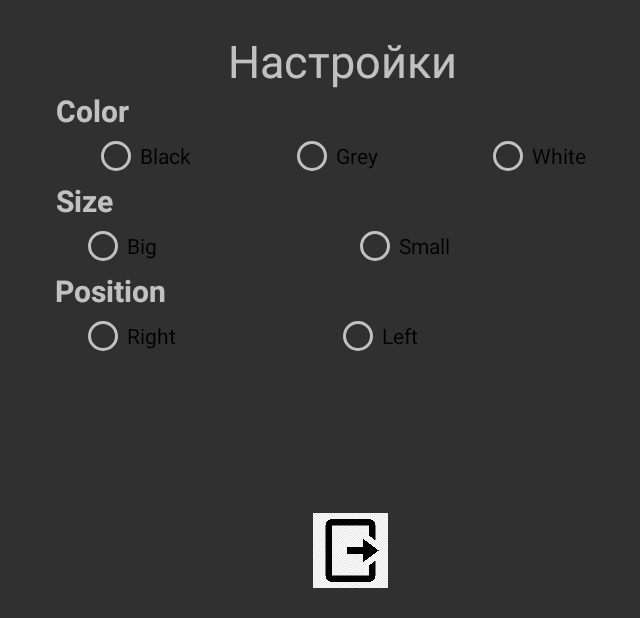
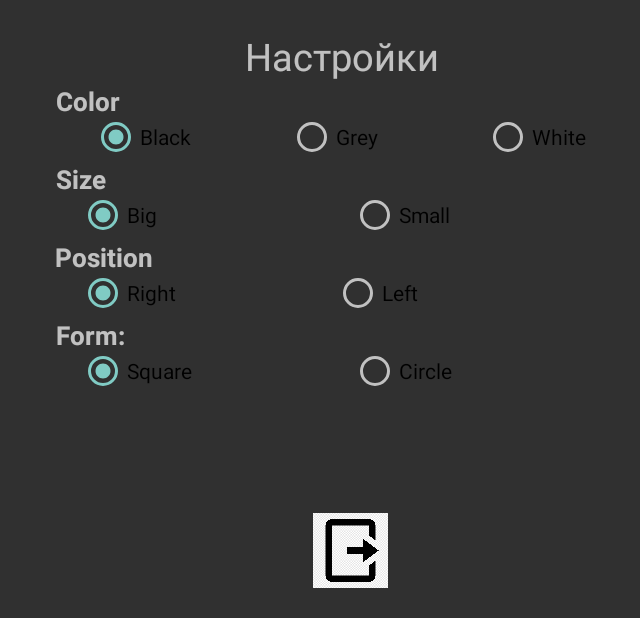
Before and after one commit to AgeDim/Clicker, an Android app: the screen it shows after launch (SettingsActivity), after a tap on "TODO", on a phone screen of 824 x 412 dp (held sideways). Shown: the whole screen, without its empty margins (268-908 px from the left). Run offline under Robolectric (Android 15) with nearby library versions, the phone set to English and light mode, and no system bars.

```diff
--- a/app/src/main/java/com/example/clicker/MainActivity.java
+++ b/app/src/main/java/com/example/clicker/MainActivity.java
@@ -2,16 +2,11 @@ package com.example.clicker;
 
 import androidx.annotation.RequiresApi;
 import androidx.appcompat.app.AppCompatActivity;
-import androidx.constraintlayout.widget.ConstraintLayout;
 import androidx.core.content.ContextCompat;
 
 import android.annotation.SuppressLint;
-import android.app.Activity;
 import android.content.Intent;
 import android.graphics.Color;
-import android.graphics.ColorFilter;
-import android.graphics.ColorMatrix;
-import android.graphics.ColorMatrixColorFilter;
 import android.graphics.PorterDuff;
 import android.graphics.drawable.Drawable;
 import android.os.Build;
@@ -23,16 +18,13 @@ import android.view.ViewGroup;
 import android.widget.Button;
 import android.widget.ImageButton;
 import android.widget.LinearLayout;
-import android.widget.RelativeLayout;
 import android.widget.TextView;
 
-import java.io.Serializable;
-import java.util.Locale;
 
 public class MainActivity extends AppCompatActivity {
     TextView counter, time;
-    ImageButton settings;
-    Button click, startBtn;
+    ImageButton click,settings;
+    Button startBtn;
     Handler customHandler = new Handler();
     LinearLayout l;
 
@@ -112,6 +104,12 @@ public class MainActivity extends AppCompatActivity {
         String color = data.getExtras().getString("color");
         String size = data.getExtras().getString("size");
         String position = data.getExtras().getString("position");
+        String form = data.getExtras().getString("form");
+        ViewGroup.LayoutParams k = click.getLayoutParams();
+        if(form.equals("circle")){
+        click.setBackgroundResource(R.drawable.cycle_button);
+            click.setLayoutParams(k);
+        }
         if (color.equals("white")) {
             click.setBackgroundTintList(ContextCompat.getColorStateList(this, R.color.white));
             findViewById(R.id.click).getBackground().setColorFilter(Color.parseColor("#EDECE6"), PorterDuff.Mode.MULTIPLY);
@@ -126,10 +124,10 @@ public class MainActivity extends AppCompatActivity {
                 }
             }
         }
-        ViewGroup.LayoutParams k = click.getLayoutParams();
+
         if (size.equals("big")) {
-        k.height = 1000;
-        k.width = 1000;
+            k.height = 1000;
+            k.width = 1000;
         } else {
             if (size.equals("small")) {
                 k.height = 500;
@@ -139,7 +137,7 @@ public class MainActivity extends AppCompatActivity {
         click.setLayoutParams(k);
         if (position.equals("left")) {
 
-        l.setGravity(Gravity.LEFT);
+            l.setGravity(Gravity.LEFT);
         } else {
             if (position.equals("right")) {
                 l.setGravity(Gravity.RIGHT);
--- a/app/src/main/res/drawable/cycle_button.xml
+++ b/app/src/main/res/drawable/cycle_button.xml
@@ -1,31 +1,29 @@
 <?xml version="1.0" encoding="utf-8"?>
 <selector xmlns:android="http://schemas.android.com/apk/res/android">
-    <item android:state_pressed="false">
+    <item android:state_pressed="false" >
         <shape android:shape="rectangle">
             <corners android:radius="1000dp" />
-            <solid android:color="#41ba7a" />
+            <size android:width="100dp" android:height="100dp"/>
             <stroke
-                android:width="2dip"
-                android:color="#03ae3c" />
+                android:width="2dip"/>
             <padding
-                android:bottom="4dp"
-                android:left="4dp"
-                android:right="4dp"
-                android:top="4dp" />
+                android:bottom="2dp"
+                android:left="2dp"
+                android:right="2dp"
+                android:top="2dp" />
         </shape>
     </item>
     <item android:state_pressed="true">
         <shape android:shape="rectangle">
             <corners android:radius="1000dp" />
-            <solid android:color="#3AA76D" />
+            <size android:width="100dp" android:height="100dp"/>
             <stroke
-                android:width="2dip"
-                android:color="#03ae3c" />
+                android:width="2dip" />
             <padding
-                android:bottom="4dp"
-                android:left="4dp"
-                android:right="4dp"
-                android:top="4dp" />
+                android:bottom="2dp"
+                android:left="2dp"
+                android:right="2dp"
+                android:top="2dp" />
         </shape>
     </item>
 </selector>
--- a/app/src/main/res/layout/activity_main.xml
+++ b/app/src/main/res/layout/activity_main.xml
@@ -102,7 +102,7 @@
         app:layout_constraintStart_toStartOf="parent"
         app:layout_constraintTop_toBottomOf="@+id/linearLayout2">
 
-        <Button
+        <ImageButton
             android:id="@+id/click"
             android:layout_width="100dp"
             android:layout_height="100dp"
--- a/app/src/main/res/layout/activity_settings.xml
+++ b/app/src/main/res/layout/activity_settings.xml
@@ -11,10 +11,10 @@
     <TextView
         android:id="@+id/textView2"
         android:layout_width="352dp"
-        android:layout_height="40dp"
+        android:layout_height="35dp"
         android:gravity="center"
         android:text="@string/info"
-        android:textSize="30sp"
+        android:textSize="25sp"
         app:layout_constraintEnd_toEndOf="parent"
         app:layout_constraintHorizontal_bias="0.487"
         app:layout_constraintStart_toStartOf="parent"
@@ -50,9 +50,11 @@
             android:layout_height="wrap_content"
             android:layout_marginStart="24dp"
             android:layout_weight="1"
+            android:onClick="onColor"
             android:text="@string/black"
             android:textColor="@color/black"
-            android:onClick="onColor"/>
+            android:checked="true"
+            tools:ignore="TouchTargetSizeCheck" />
 
         <RadioButton
             android:id="@+id/radio_grey"
@@ -60,9 +62,10 @@
             android:layout_height="wrap_content"
             android:layout_marginStart="24dp"
             android:layout_weight="1"
+            android:onClick="onColor"
             android:text="@string/grey"
             android:textColor="@color/black"
-            android:onClick="onColor"/>
+            tools:ignore="TouchTargetSizeCheck" />
 
         <RadioButton
             android:id="@+id/radio_white"
@@ -70,21 +73,22 @@
             android:layout_height="wrap_content"
             android:layout_marginStart="24dp"
             android:layout_weight="1"
+            android:onClick="onColor"
             android:text="@string/white"
             android:textColor="@color/black"
-            android:onClick="onColor"/>
+            tools:ignore="TouchTargetSizeCheck" />
 
     </RadioGroup>
 
     <TextView
         android:id="@+id/textView3"
         android:layout_width="392dp"
-        android:layout_height="28dp"
+        android:layout_height="20dp"
         android:layout_marginStart="20dp"
         android:layout_marginEnd="20dp"
         android:text="@string/color"
         android:textAlignment="center"
-        android:textSize="20sp"
+        android:textSize="17sp"
         android:textStyle="bold"
         app:layout_constraintEnd_toEndOf="parent"
         app:layout_constraintStart_toStartOf="parent"
@@ -94,12 +98,12 @@
     <TextView
         android:id="@+id/textView4"
         android:layout_width="392dp"
-        android:layout_height="28dp"
+        android:layout_height="20dp"
         android:layout_marginStart="20dp"
         android:layout_marginEnd="20dp"
         android:text="@string/size"
         android:textAlignment="center"
-        android:textSize="20sp"
+        android:textSize="17sp"
         android:textStyle="bold"
         app:layout_constraintEnd_toEndOf="parent"
         app:layout_constraintStart_toStartOf="parent"
@@ -123,33 +127,36 @@
             android:layout_width="match_parent"
             android:layout_height="wrap_content"
             android:layout_weight="1"
+            android:onClick="onSize"
             android:text="@string/big"
             android:textColor="@color/black"
-            android:onClick="onSize"/>
+            tools:ignore="TouchTargetSizeCheck"
+            android:checked="true"/>
 
         <RadioButton
             android:id="@+id/small"
             android:layout_width="match_parent"
             android:layout_height="wrap_content"
             android:layout_weight="1"
+            android:onClick="onSize"
             android:text="@string/small"
             android:textColor="@color/black"
-            android:onClick="onSize"/>
+            tools:ignore="TouchTargetSizeCheck" />
     </RadioGroup>
 
     <TextView
         android:id="@+id/textView5"
         android:layout_width="393dp"
-        android:layout_height="28dp"
+        android:layout_height="20dp"
         android:layout_marginStart="20dp"
         android:layout_marginEnd="20dp"
         android:text="@string/position"
-        android:textSize="20sp"
+        android:textAlignment="center"
+        android:textSize="17sp"
+        android:textStyle="bold"
         app:layout_constraintEnd_toEndOf="parent"
         app:layout_constraintStart_toStartOf="parent"
-        app:layout_constraintTop_toBottomOf="@+id/sizeGroup"
-        android:textStyle="bold"
-        android:textAlignment="center"/>
+        app:layout_constraintTop_toBottomOf="@+id/sizeGroup" />
 
     <RadioGroup
         android:id="@+id/positionGroup"
@@ -168,18 +175,68 @@
             android:layout_width="113dp"
             android:layout_height="wrap_content"
             android:layout_weight="1"
+            android:onClick="onPosition"
             android:text="@string/right"
+            android:checked="true"
             android:textColor="@color/black"
-            android:onClick="onPosition"/>
+            tools:ignore="TouchTargetSizeCheck" />
 
         <RadioButton
             android:id="@+id/left"
             android:layout_width="135dp"
             android:layout_height="wrap_content"
             android:layout_weight="1"
+            android:onClick="onPosition"
             android:text="@string/left"
             android:textColor="@color/black"
-            android:onClick="onPosition"/>
+            tools:ignore="TouchTargetSizeCheck" />
+    </RadioGroup>
+
+    <TextView
+        android:id="@+id/textView6"
+        android:layout_width="392dp"
+        android:layout_height="20dp"
+        android:layout_marginStart="20dp"
+        android:layout_marginEnd="20dp"
+        android:text="@string/form"
+        android:textAlignment="center"
+        android:textSize="17sp"
+        android:textStyle="bold"
+        app:layout_constraintEnd_toEndOf="parent"
+        app:layout_constraintStart_toStartOf="parent"
+        app:layout_constraintTop_toBottomOf="@+id/positionGroup" />
+
+    <RadioGroup
+        android:id="@+id/formGroup"
+        android:layout_width="362dp"
+        android:layout_height="wrap_content"
+        android:layout_marginStart="15dp"
+        android:layout_marginEnd="15dp"
+        android:orientation="horizontal"
+        android:textColor="@color/black"
+        app:layout_constraintEnd_toEndOf="parent"
+        app:layout_constraintStart_toStartOf="parent"
+        app:layout_constraintTop_toBottomOf="@+id/textView6"
+        tools:ignore="MissingConstraints">
+
+        <RadioButton
+            android:id="@+id/square"
+            android:layout_width="match_parent"
+            android:layout_height="wrap_content"
+            android:layout_weight="1"
+            android:text="@string/sqare"
+            android:checked="true"
+            android:textColor="@color/black"
+            tools:ignore="TouchTargetSizeCheck" />
+
+        <RadioButton
+            android:id="@+id/circle"
+            android:layout_width="match_parent"
+            android:layout_height="wrap_content"
+            android:layout_weight="1"
+            android:text="@string/circle"
+            android:textColor="@color/black"
+            tools:ignore="TouchTargetSizeCheck" />
     </RadioGroup>
 
 
--- a/app/src/main/res/values/strings.xml
+++ b/app/src/main/res/values/strings.xml
@@ -18,4 +18,7 @@
     <string name="left">Left</string>
     <string name="position">Position</string>
     <string name="time_0_c">Time : 0 c</string>
+    <string name="sqare">Square</string>
+    <string name="circle">Circle</string>
+    <string name="form">Form:</string>
 </resources>
```
Also changed, not shown: app/src/main/java/com/example/clicker/SettingsActivity.java (+31 -3 lines).
